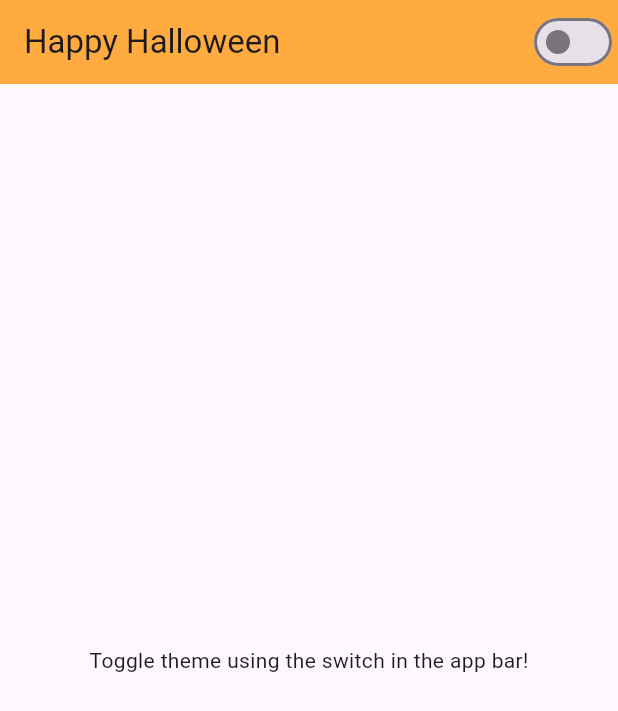
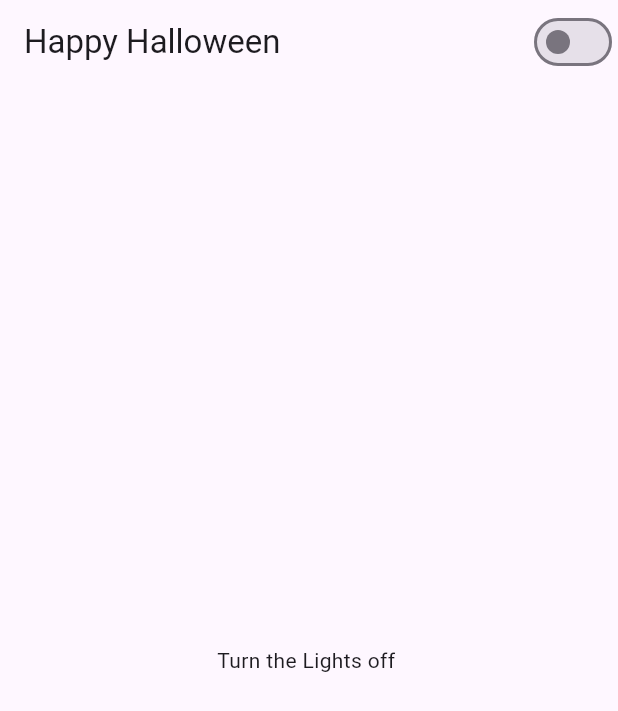
Before and after one commit to Amjadyabroudi128/halloween, a Flutter app: the screen it shows after launch, on a phone screen of 412 x 824 dp. Shown: the top 711 px of the screen. Run offline on Flutter 3.47's test engine with Material 3 defaults, Android fonts, the phone set to English and light mode, and no system bars.

Commit message:
home page

```diff
--- a/lib/home/homePage.dart
+++ b/lib/home/homePage.dart
@@ -19,7 +19,7 @@ class _MyHomePageState extends State<MyHomePage> {
     return Scaffold(
       appBar: AppBar(
         title: const Text("Happy Halloween"),
-        backgroundColor: Colors.orangeAccent,
+        backgroundColor: widget.isDarkMode ? Colors.orangeAccent : Colors.transparent,
         actions: [
           Switch(
             value: widget.isDarkMode,
@@ -33,8 +33,8 @@ class _MyHomePageState extends State<MyHomePage> {
       body: Center(
         child: Column(
           mainAxisAlignment: MainAxisAlignment.center,
-          children: const <Widget>[
-            Text("Toggle theme using the switch in the app bar!"),
+          children:  <Widget>[
+            Text(widget.isDarkMode ?  "" : "Turn the Lights off " ),
           ],
         ),
       ),
```
